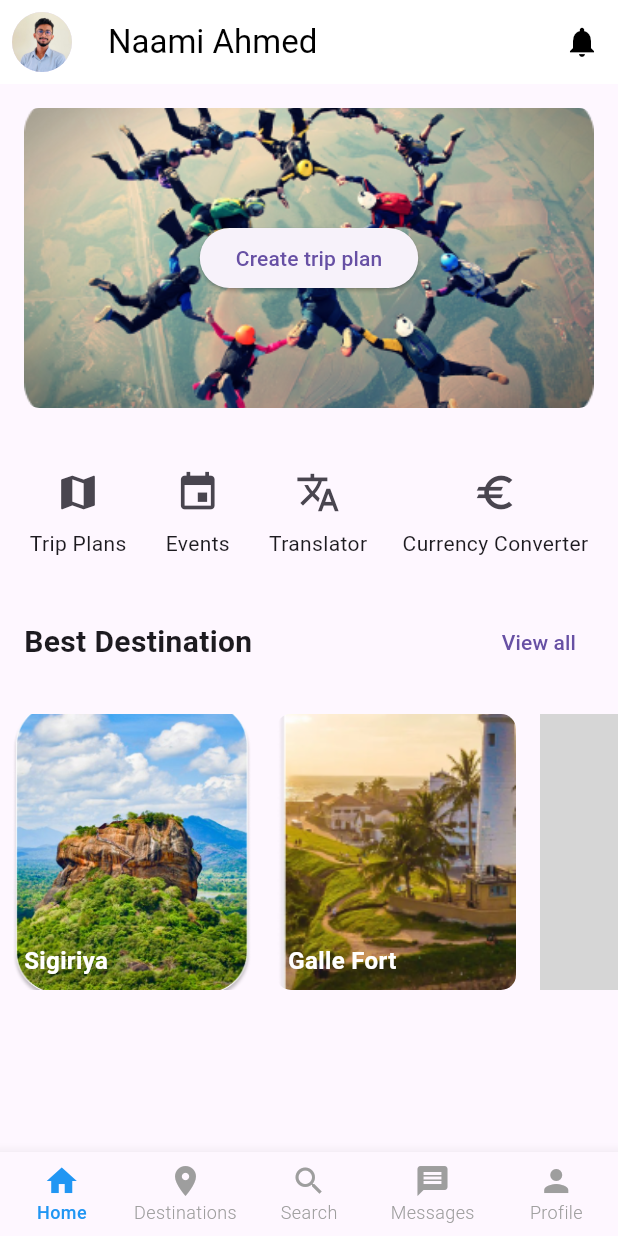
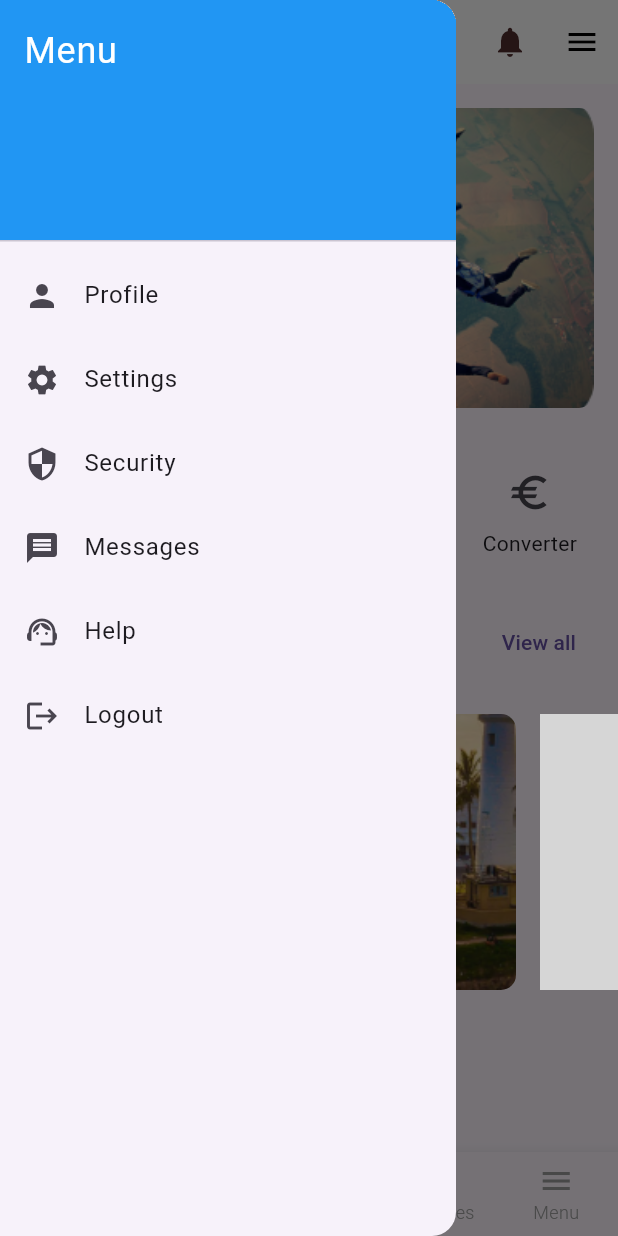
Before and after one commit to naamiahmed/TrekTempo, a Flutter app: the MainHomePage screen opened directly, with the side drawer open (before the commit the screen has no drawer), on a phone screen of 412 x 824 dp. Run offline on Flutter 3.47's test engine with Material 3 defaults, Android fonts, the phone set to English and light mode, and no system bars; grey boxes are pictures that could not be loaded.

```diff
--- a/Front- End/lib/Pages/HomePage_Featurs/MainHomePage.dart
+++ b/Front- End/lib/Pages/HomePage_Featurs/MainHomePage.dart
@@ -1,7 +1,9 @@
 import 'package:flutter/material.dart';
 import 'package:travel_app/Pages/HomePage_Featurs/Notification/Notification_Home.dart';
-import 'package:travel_app/Pages/HomePage_Featurs/Message/MessagePage.dart'; // Import the MessagesPage
+import 'package:travel_app/Pages/HomePage_Featurs/Message/MessagePage.dart';
 import 'package:travel_app/Pages/Destinations/destinations_page.dart';
+import 'package:travel_app/Pages/HomePage_Featurs/Menu/Menu.dart';
+import 'package:travel_app/Pages/HomePage_Featurs/Profile/ProfilePage.dart'; // Import the MenuPage
 import 'package:travel_app/Pages/HomePage_Featurs/Profile/ProfilePage.dart';
 
 void main() {
@@ -32,13 +34,17 @@ class _MainHomePageState extends State<MainHomePage> {
     HomePage(),
     DestinationsPage(),
     SearchPage(),
-    MessagesPage(), // Ensure MessagesPage is included here
-    ProfilePage(),
+    MessagesPage(),
+    MenuPage()
+
   ];
 
   @override
   Widget build(BuildContext context) {
     return Scaffold(
+      drawer: Drawer(
+        child: MenuPage(), // Use the MenuPage here
+      ),
       body: _pages[_currentIndex],
       bottomNavigationBar: BottomNavigationBar(
         type: BottomNavigationBarType.fixed,
@@ -69,8 +75,8 @@ class _MainHomePageState extends State<MainHomePage> {
             label: 'Messages',
           ),
           BottomNavigationBarItem(
-            icon: Icon(Icons.person),
-            label: 'Profile',
+            icon: Icon(Icons.menu),
+            label: 'Menu',
           ),
         ],
         selectedItemColor: Colors.blue,
@@ -99,12 +105,18 @@ class HomePage extends StatelessWidget {
         ),
         actions: [
           IconButton(
-            icon: Icon(Icons.notifications, color: Colors.black),
+            icon: Icon(Icons.notifications, color: const Color.fromARGB(255, 80, 46, 46)),
             onPressed: () {
               Navigator.push(
                 context,
                 MaterialPageRoute(builder: (context) => Notifications_Home()),
               );
+            },
+          ),
+          IconButton(
+            icon: Icon(Icons.menu, color: Colors.black),
+            onPressed: () {
+             Scaffold.of(context).openDrawer();
             },
           ),
         ],
@@ -140,7 +152,7 @@ class HomePage extends StatelessWidget {
                   _buildIconButton(Icons.map, 'Trip Plans'),
                   _buildIconButton(Icons.event, 'Events'),
                   _buildIconButton(Icons.translate, 'Translator'),
-                  _buildIconButton(Icons.euro, 'Currency Converter'),
+                  _buildIconButton(Icons.euro, 'Converter'),
                 ],
               ),
             ),
@@ -168,6 +180,9 @@ class HomePage extends StatelessWidget {
                   _buildDestinationCard('Sigiriya', 'assets/images/MainHome/Sigiriya.png'),
                   _buildDestinationCard('Galle Fort', 'assets/images/MainHome/Galle.png'),
                   _buildDestinationCard('Ella', 'assets/ella.jpg'),
+                  _buildDestinationCard('Sigiriya', 'assets/images/MainHome/Sigiriya.png'),
+                  _buildDestinationCard('Sigiriya', 'assets/images/MainHome/Sigiriya.png'),
+
                   // Add more destination cards here
                 ],
               ),
@@ -219,18 +234,6 @@ class HomePage extends StatelessWidget {
   }
 }
 
-class DestinationsPage extends StatelessWidget {
-  @override
-  Widget build(BuildContext context) {
-    return Scaffold(
-      appBar: AppBar(
-        title: Text('Destinations'),
-      ),
-      body: Center(child: Text('Destinations Page')),
-    );
-  }
-}
-
 class SearchPage extends StatelessWidget {
   @override
   Widget build(BuildContext context) {
@@ -242,27 +245,3 @@ class SearchPage extends StatelessWidget {
     );
   }
 }
-
-class MessagesPage extends StatelessWidget {
-  @override
-  Widget build(BuildContext context) {
-    return Scaffold(
-      appBar: AppBar(
-        title: Text('Messages'),
-      ),
-      body: Center(child: Text('Messages Page')),
-    );
-  }
-}
-
-class ProfilePage extends StatelessWidget {
-  @override
-  Widget build(BuildContext context) {
-    return Scaffold(
-      appBar: AppBar(
-        title: Text('Profile'),
-      ),
-      body: Center(child: Text('Profile Page')),
-    );
-  }
-}
--- /dev/null
+++ b/Front- End/lib/Pages/HomePage_Featurs/Menu/Menu.dart
@@ -0,0 +1,74 @@
+import 'package:flutter/material.dart';
+import 'package:travel_app/Pages/HomePage_Featurs/Profile/ProfilePage.dart';
+import 'package:travel_app/Pages/Sign-In-Up/SignIn.dart';
+
+class MenuPage extends StatelessWidget {
+  @override
+  Widget build(BuildContext context) {
+    return ListView(
+      padding: EdgeInsets.zero,
+      children: <Widget>[
+        const DrawerHeader(
+          decoration: BoxDecoration(
+            color: Colors.blue,
+          ),
+          child: Text(
+            'Menu',
+            style: TextStyle(
+              color: Colors.white,
+              fontSize: 24,
+            ),
+          ),
+        ),
+        ListTile(
+          leading: Icon(Icons.person),
+          title: Text('Profile'),
+          onTap: () {
+            Navigator.push(
+              context,
+              MaterialPageRoute(builder: (context) => ProfilePage()),
+            );
+          },
+        ),
+        ListTile(
+          leading: Icon(Icons.settings),
+          title: Text('Settings'),
+          onTap: () {
+            Navigator.pop(context);
+          },
+        ),
+        ListTile(
+          leading: Icon(Icons.security),
+          title: Text('Security'),
+          onTap: () {
+            Navigator.pop(context);
+          },
+        ),
+        ListTile(
+          leading: Icon(Icons.message),
+          title: Text('Messages'),
+          onTap: () {
+            Navigator.pop(context);
+          },
+        ),
+        ListTile(
+          leading: Icon(Icons.support_agent),
+          title: Text('Help'),
+          onTap: () {
+            Navigator.pop(context);
+          },
+        ),
+        ListTile(
+          leading: Icon(Icons.logout),
+          title: Text('Logout'),
+          onTap: () {
+            Navigator.push(
+              context,
+              MaterialPageRoute(builder: (context) => SignInPage()),
+            );
+          },
+        ),
+      ],
+    );
+  }
+}
```
Also changed, not shown: Front- End/lib/Pages/ForgotPW/ForgotPassword-EnterMail.dart (+2 -19 lines), Front- End/lib/Pages/ForgotPW/ForgotPassword-OTP.dart (+2 -18 lines), Front- End/lib/Pages/ForgotPW/ResetPassword.dart (+2 -18 lines).
